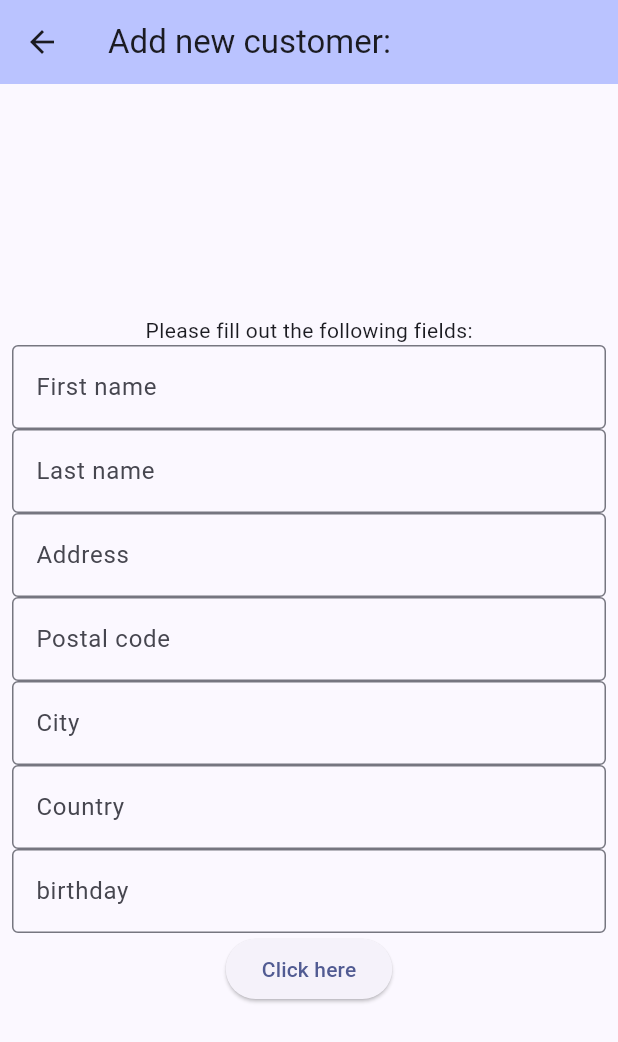
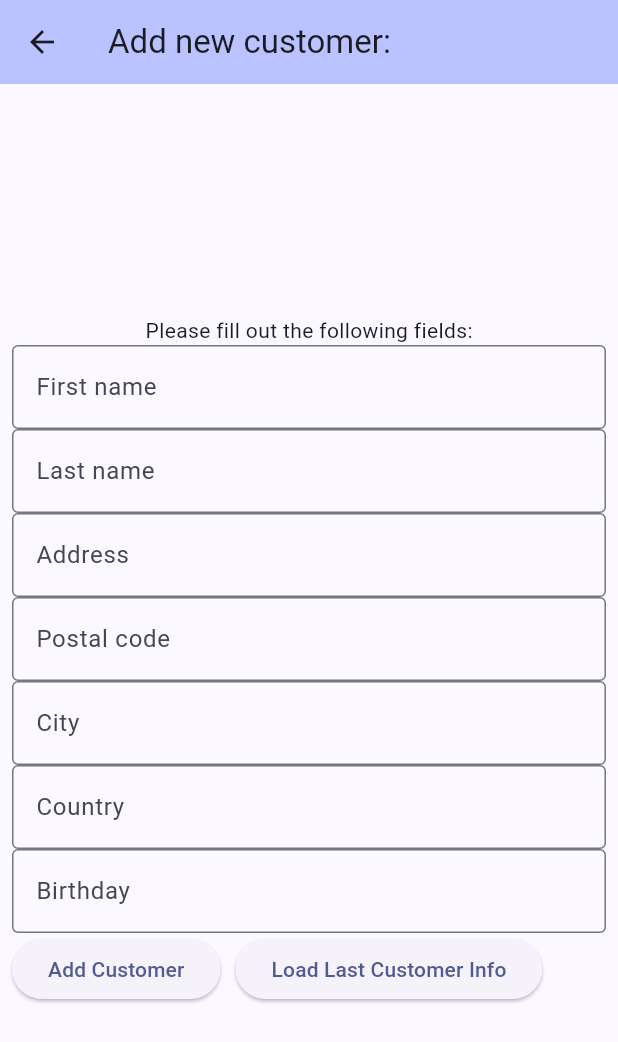
Before and after one commit to Sanschagrin/mobile_assignment, a Flutter app: the NewCustomer screen opened directly, on a phone screen of 412 x 824 dp. Shown: the top 1042 px of the screen. Run offline on Flutter 3.47's test engine with Material 3 defaults, Android fonts, the phone set to English and light mode, and no system bars; our stand-ins replace floor, sqflite; missing offline and left inert: encrypted_shared_preferences; accounts and stored records are empty; generated files the repository leaves out were written again.

Commit message:
Everything works but I will need to create a new page for the customers to be edited in so that there are two buttons (update and delete) instead of the buttons at the bottom of NewCustomer (add and load last cust). I forgot to commit the customersDatabase.g file but thats been there for a bit

```diff
--- a/lib/Customers.dart
+++ b/lib/Customers.dart
@@ -53,11 +53,29 @@ class _MyHomePageState extends State<MyHomePage> {
     });
   }
   void buttonClicked() {
-    Navigator.pushNamed( context, '/newCust' ).then((_){
-      _loadCustomers(); //reload the customers after coming back from creating new ones
+    Navigator.push(
+      context,
+      MaterialPageRoute(builder: (context) => NewCustomer()),
+    ).then((_) {
+      _loadCustomers(); // Reload the customers after coming back from creating new ones
     });
   }
 
+  void editCustomer(CustomerRecord customer) {
+    Navigator.push(
+      context,
+      MaterialPageRoute(builder: (context) => NewCustomer(customer: customer)),
+    ).then((_) {
+      _loadCustomers(); // Reload the customers after coming back from editing
+    });
+  }
+
+  void deleteCustomer(CustomerRecord customer) async {
+    await myDAO.deleteItem(customer);
+    setState(() {
+      customers.remove(customer);
+    });
+  }
 
   @override
   Widget build(BuildContext context) {
@@ -83,12 +101,39 @@ class _MyHomePageState extends State<MyHomePage> {
               ),
               Expanded(
               child: ListView.builder(
+                padding: const EdgeInsets.all(8),
                 itemCount: customers.length,
                 itemBuilder: (BuildContext context, int index) {
                   final customer = customers[index];
-                  return ListTile(
-                      title: Text("${customer.firstName} ${customer.lastName}"),
-                      subtitle: Text(customer.address)
+                  return Card(
+                    margin: EdgeInsets.symmetric(vertical: 8.0, horizontal: 16.0),
+                    child: ListTile(
+                      contentPadding: EdgeInsets.all(10.0),
+                      title: Text("${customer.firstName} ${customer.lastName}", style: TextStyle(fontWeight: FontWeight.bold)),
+                      subtitle: Column(
+                        crossAxisAlignment: CrossAxisAlignment.start,
+                        children: [
+                          Text("Address: ${customer.address}"),
+                          Text("Postal Code: ${customer.postalCode}"),
+                          Text("City: ${customer.city}"),
+                          Text("Country: ${customer.country}"),
+                          Text("Birthday: ${customer.birthday}"),
+                        ],
+                      ),
+                      trailing: Row(
+                        mainAxisSize: MainAxisSize.min,
+                        children: [
+                          IconButton(
+                            icon: Icon(Icons.edit),
+                            onPressed: () => editCustomer(customer),
+                          ),
+                          IconButton(
+                            icon: Icon(Icons.delete),
+                            onPressed: () => deleteCustomer(customer),
+                          ),
+                        ],
+                      ),
+                    ),
                   );
                 }
               )
--- a/lib/NewCustomer.dart
+++ b/lib/NewCustomer.dart
@@ -4,26 +4,19 @@ import 'package:flutter/material.dart';
 
 import 'CustomerRecord.dart';
 import 'CustomersDAO.dart';
-import 'ReservationDatabase.dart';
 import 'CustomersDatabase.dart';
 
 class NewCustomer extends StatefulWidget {
+  final CustomerRecord? customer;
+
+  NewCustomer({this.customer});
+
   @override
   State<NewCustomer> createState() => NewCustomerState();
 }
 
 class NewCustomerState extends State<NewCustomer> {
-  void buttonClicked() {
-    addCustomer; //saveability
-  }
-  //fields:
-    //firstName
-    //lastName
-    //address
-    //postal code
-    //city
-    //country
-    //birthday
+  // Fields:
   late TextEditingController _controller_Fname;
   late TextEditingController _controller_Lname;
   late TextEditingController _controller_address;
@@ -32,31 +25,30 @@ class NewCustomerState extends State<NewCustomer> {
   late TextEditingController _controller_country;
   late TextEditingController _controller_birthday;
   late CustomersDAO myDAO;
-  var customer = <CustomerRecord> [];
+  var customer = <CustomerRecord>[];
   late EncryptedSharedPreferences _encryptedPrefs;
-
 
   @override
   void initState() {
     super.initState();
     _encryptedPrefs = EncryptedSharedPreferences();
-    //opens the connection to the db, reads db
-    $FloorCustomersDatabase.databaseBuilder('app_database.db').build().then( (database) async{
+    // Opens the connection to the db, reads db
+    $FloorCustomersDatabase.databaseBuilder('app_database.db').build().then((database) async {
       myDAO = database.getDao;
-      //now that database is loaded, and we have an interface for the db, we can query
-      myDAO.getAllRecords().then((listOfItems){
-        setState((){
-          customer.addAll(listOfItems);//add all items from listOfItems into words (from one array to another)
+      // Now that database is loaded, and we have an interface for the db, we can query
+      myDAO.getAllRecords().then((listOfItems) {
+        setState(() {
+          customer.addAll(listOfItems); // Add all items from listOfItems into words (from one array to another)
         });
       });
     });
-    _controller_Fname = TextEditingController();
-    _controller_Lname = TextEditingController();
-    _controller_address = TextEditingController();
-    _controller_postalCode = TextEditingController();
-    _controller_city = TextEditingController();
-    _controller_country = TextEditingController();
-    _controller_birthday = TextEditingController();
+    _controller_Fname = TextEditingController(text: widget.customer?.firstName ?? '');
+    _controller_Lname = TextEditingController(text: widget.customer?.lastName ?? '');
+    _controller_address = TextEditingController(text: widget.customer?.address ?? '');
+    _controller_postalCode = TextEditingController(text: widget.customer?.postalCode ?? '');
+    _controller_city = TextEditingController(text: widget.customer?.city ?? '');
+    _controller_country = TextEditingController(text: widget.customer?.country ?? '');
+    _controller_birthday = TextEditingController(text: widget.customer?.birthday ?? '');
   }
 
   @override
@@ -71,18 +63,15 @@ class NewCustomerState extends State<NewCustomer> {
     super.dispose();
   }
 
-  void loadCustomers() async {
-    final customers = await myDAO.getAllRecords();
-    setState(() {
-      customer = customers;
-    });
-  }
-
   Future<void> addCustomer() async {
-    //if all fields are full, then add customer record to list
-    if (_controller_Fname.text.isNotEmpty && _controller_Lname.text.isNotEmpty && _controller_address.text.isNotEmpty &&
-    _controller_postalCode.text.isNotEmpty && _controller_postalCode.text.isNotEmpty && _controller_city.text.isNotEmpty &&
-    _controller_country.text.isNotEmpty && _controller_birthday.text.isNotEmpty){
+    // If all fields are full, then add customer record to list
+    if (_controller_Fname.text.isNotEmpty &&
+        _controller_Lname.text.isNotEmpty &&
+        _controller_address.text.isNotEmpty &&
+        _controller_postalCode.text.isNotEmpty &&
+        _controller_city.text.isNotEmpty &&
+        _controller_country.text.isNotEmpty &&
+        _controller_birthday.text.isNotEmpty) {
       var newCustomer = CustomerRecord(
         CustomerRecord.ID++,
         _controller_Fname.text,
@@ -91,16 +80,23 @@ class NewCustomerState extends State<NewCustomer> {
         _controller_postalCode.text,
         _controller_city.text,
         _controller_country.text,
-        _controller_birthday.text
+        _controller_birthday.text,
       );
 
+      if (widget.customer == null) {
         await myDAO.insertItem(newCustomer); // Insert customer into database
         setState(() {
           customer.add(newCustomer);
         });
+      } else {
+        await myDAO.updateItem(newCustomer); // Update customer in database
+        setState(() {
+          // Update local list if needed
+        });
+      }
+      saveSharedPrefs();
       Navigator.pop(context);
-    }
-    else
+    } else {
       showDialog(
         context: context,
         builder: (BuildContext context) {
@@ -110,20 +106,51 @@ class NewCustomerState extends State<NewCustomer> {
             actions: [
               TextButton(
                 onPressed: () => Navigator.pop(context),
-                child: const Text('Oki doki')
-          )
-              ]
+                child: const Text('Oki doki'),
+              ),
+            ],
+          );
+        },
       );
     }
-      );
+  }
 
+  // Save the value of all the variables controllers in encrypted prefs
+  void saveSharedPrefs() async {
+    await _encryptedPrefs.setString('fname', _controller_Fname.text);
+    await _encryptedPrefs.setString('lname', _controller_Lname.text);
+    await _encryptedPrefs.setString('address', _controller_address.text);
+    await _encryptedPrefs.setString('postalCode', _controller_postalCode.text);
+    await _encryptedPrefs.setString('city', _controller_city.text);
+    await _encryptedPrefs.setString('country', _controller_country.text);
+    await _encryptedPrefs.setString('birthday', _controller_birthday.text);
   }
+
+  void loadSharedPrefs() async {
+    String? fname = await _encryptedPrefs.getString('fname') ?? '';
+    String? lname = await _encryptedPrefs.getString('lname') ?? '';
+    String? address = await _encryptedPrefs.getString('address') ?? '';
+    String? postalCode = await _encryptedPrefs.getString('postalCode') ?? '';
+    String? city = await _encryptedPrefs.getString('city') ?? '';
+    String? country = await _encryptedPrefs.getString('country') ?? '';
+    String? birthday = await _encryptedPrefs.getString('birthday') ?? '';
+    setState(() {
+      _controller_Fname.text = fname;
+      _controller_Lname.text = lname;
+      _controller_address.text = address;
+      _controller_postalCode.text = postalCode;
+      _controller_city.text = city;
+      _controller_country.text = country;
+      _controller_birthday.text = birthday;
+    });
+  }
+
   @override
   Widget build(BuildContext context) {
     return Scaffold(
       appBar: AppBar(
         backgroundColor: Theme.of(context).colorScheme.inversePrimary,
-          title: Text ("Add new customer:"),
+        title: Text("Add new customer:"),
       ),
       body: Center(
         child: Column(
@@ -133,95 +160,108 @@ class NewCustomerState extends State<NewCustomer> {
               padding: const EdgeInsets.all(8.0),
               child: Column(
                 children: [
-                  Text ("Please fill out the following fields:"),
+                  Text("Please fill out the following fields:"),
 
-                  //text field for first name
+                  // Text field for first name
                   TextField(
                     key: ValueKey("firstName"),
                     controller: _controller_Fname,
                     decoration: InputDecoration(
-                      hintText:'Type here',
+                      hintText: 'Type here',
                       border: OutlineInputBorder(),
-                      labelText: "First name"
-                    )
+                      labelText: "First name",
+                    ),
                   ),
 
-                  //text field for last name
-                  TextField(controller: _controller_Lname,
+                  // Text field for last name
+                  TextField(
+                    controller: _controller_Lname,
                     key: ValueKey("lastName"),
                     decoration: InputDecoration(
-                          hintText:'Type here',
+                      hintText: 'Type here',
                       border: OutlineInputBorder(),
-                          labelText: "Last name"
-                      )
+                      labelText: "Last name",
+                    ),
                   ),
 
-                  //text field for address
-                  TextField(controller: _controller_address,
+                  // Text field for address
+                  TextField(
+                    controller: _controller_address,
                     key: ValueKey("address"),
                     decoration: InputDecoration(
-                          hintText:'Type here',
+                      hintText: 'Type here',
                       border: OutlineInputBorder(),
-                          labelText: "Address"
-                      )
+                      labelText: "Address",
+                    ),
                   ),
 
-                  //text field for postal code
-                  //add verification for format
-                  TextField(controller: _controller_postalCode,
+                  // Text field for postal code
+                  // Add verification for format
+                  TextField(
+                    controller: _controller_postalCode,
                     key: ValueKey("postalCode"),
                     decoration: InputDecoration(
-                          hintText:'Type here',
+                      hintText: 'Type here',
                       border: OutlineInputBorder(),
-                          labelText: "Postal code"
-                      )
+                      labelText: "Postal code",
+                    ),
                   ),
 
-                  //text field for city
-                  TextField(controller: _controller_city,
+                  // Text field for city
+                  TextField(
+                    controller: _controller_city,
                     key: ValueKey("city"),
                     decoration: InputDecoration(
-                          hintText:'Type here',
+                      hintText: 'Type here',
                       border: OutlineInputBorder(),
-                          labelText: "City"
-                      )
+                      labelText: "City",
+                    ),
                   ),
 
-                  //text field for country
-                  //make drop down?
-                  TextField(controller: _controller_country,
+                  // Text field for country
+                  // Make drop down?
+                  TextField(
+                    controller: _controller_country,
                     key: ValueKey("country"),
                     decoration: InputDecoration(
-                          hintText:'Type here',
+                      hintText: 'Type here',
                       border: OutlineInputBorder(),
-                          labelText: "Country"
-                      )
+                      labelText: "Country",
+                    ),
                   ),
 
-                  //text field for birthday
-                  //add date selector?
-                  TextField(controller: _controller_birthday,
+                  // Text field for birthday
+                  // Add date selector?
+                  TextField(
+                    controller: _controller_birthday,
                     key: ValueKey("birthday"),
                     decoration: InputDecoration(
-                          hintText:'Type here',
+                      hintText: 'Type here',
                       border: OutlineInputBorder(),
-                          labelText: "birthday"
-                      )
+                      labelText: "Birthday",
+                    ),
                   ),
 
-                  //button
+                  // Buttons for adding a customer and loading shared preferences
+                  Row(
+                    children: [
                       ElevatedButton(
-                      onPressed:buttonClicked,
-                      child: Text ("Click here")
+                        onPressed: addCustomer,
+                        child: Text("Add Customer"),
                       ),
-
-
+                      SizedBox(width: 10), // Space between buttons
+                      ElevatedButton(
+                        onPressed: loadSharedPrefs,
+                        child: Text("Load Last Customer Info"),
+                      ),
+                    ],
+                  ),
                 ],
               ),
             ),
-          ]
-        )
-      )
+          ],
+        ),
+      ),
     );
   }
 }
```
Also changed, not shown: lib/CustomersDatabase.g.dart (added). Lines whose indentation alone changed are shown as unchanged.
